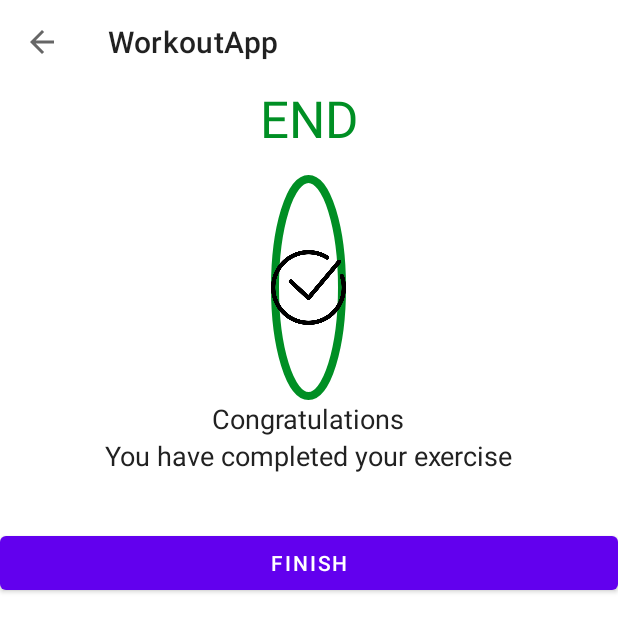
After one commit to BHARGAV-1221/workOutApp, an Android app: the FinishActivity screen opened directly, with no data from a screen before it, on a phone screen of 412 x 824 dp. The commit adds this screen. Shown: the top 632 px of the screen. Run offline under Robolectric (Android 15) with nearby library versions, the phone set to English and light mode, and no system bars.

Commit message:
Setting Finish Screen .
Setting Finish Screen .

```diff
--- a/app/src/main/AndroidManifest.xml
+++ b/app/src/main/AndroidManifest.xml
@@ -4,7 +4,7 @@
 
     <queries>
         <intent>
-            <action android:name="android.intent.action.TTS_SERVICE"/>
+            <action android:name="android.intent.action.TTS_SERVICE" />
         </intent>
     </queries>
 
@@ -18,6 +18,13 @@
         android:supportsRtl="true"
         android:theme="@style/Theme.WorkoutApp"
         tools:targetApi="31">
+        <activity
+            android:name=".FinishActivity"
+            android:exported="false">
+            <meta-data
+                android:name="android.app.lib_name"
+                android:value="" />
+        </activity>
         <activity
             android:name=".ExerciseActivity"
             android:exported="false">
--- a/app/src/main/java/app/bhargav/workoutapp/ExerciseActivity.kt
+++ b/app/src/main/java/app/bhargav/workoutapp/ExerciseActivity.kt
@@ -1,5 +1,6 @@
 package app.bhargav.workoutapp
 
+import android.content.Intent
 import androidx.appcompat.app.AppCompatActivity
 import android.os.Bundle
 import android.os.CountDownTimer
@@ -30,7 +31,9 @@ class ExerciseActivity : AppCompatActivity(), TextToSpeech.OnInitListener {
 
     private var exerciseAdapter : ExercisStatusAdapter ? = null
 
+   private var restTimmerDuration : Long = 10
 
+    private var exerciseTimmerDuration  : Long= 10
     override fun onCreate(savedInstanceState: Bundle?) {
         super.onCreate(savedInstanceState)
         binding= ActivityExerciseBinding.inflate(layoutInflater)
@@ -41,13 +44,14 @@ class ExerciseActivity : AppCompatActivity(), TextToSpeech.OnInitListener {
         if(supportActionBar!=null){
             supportActionBar?.setDisplayHomeAsUpEnabled(true)    // to set back option in navigation bar
         }
+        binding?.toolBarExcercise?.setNavigationOnClickListener {
+            onBackPressed()                                              // it will go back to the previous screen
+        }
 
 
         exerciseList = Constants.defaultExerciseModel()     // Creating exerciselist using Constant object
         tts = TextToSpeech(this, this)
-        binding?.toolBarExcercise?.setNavigationOnClickListener {
-            onBackPressed()                                              // it will go back to the previous screen
-        }
+
 
 //setRestProgressBar()
         setUpRestView()
@@ -109,7 +113,7 @@ class ExerciseActivity : AppCompatActivity(), TextToSpeech.OnInitListener {
     private fun setRestProgressBar(){
         binding?.progressbar?.progress= restProgress
 
-        restTimer = object :CountDownTimer(10000,1000){
+        restTimer = object :CountDownTimer(restTimmerDuration*1000,1000){
             override fun onTick(p0: Long) {
                 restProgress++   // for countdowninterval what needs to happen we need to implement that
             binding?.progressbar?.progress = 10 - restProgress
@@ -132,7 +136,7 @@ class ExerciseActivity : AppCompatActivity(), TextToSpeech.OnInitListener {
     private fun setExcerciseRestProgressBar(){
         binding?.progressbarExcercise?.progress= restProgressExcercise
 
-        restTimerExcercise = object :CountDownTimer(30000,1000){
+        restTimerExcercise = object :CountDownTimer(exerciseTimmerDuration*3000 ,1000){
 
             // for countdowninterval what needs to happen we need to implement in below method
             override fun onTick(p0: Long) {
@@ -143,23 +147,16 @@ class ExerciseActivity : AppCompatActivity(), TextToSpeech.OnInitListener {
             }
 
             override fun onFinish() {
-//                Toast.makeText(
-//                    this@ExerciseActivity,
-//                    "30 Secs Over, will go to rest View",
-//                    Toast.LENGTH_LONG
-//                ).show()
-                exerciseList!![currentExercisePostion].setIsSelected(false)       // setting is selected method to false since the current exercise is completed
-                exerciseList!![currentExercisePostion].setIsCompleted(true)          // Setting isCompeted methos to true since the current exercide is complted
-                exerciseAdapter?.notifyDataSetChanged()
+
                 if(currentExercisePostion< exerciseList?.size!! -1){
+                    exerciseList!![currentExercisePostion].setIsSelected(false)       // setting is selected method to false since the current exercise is completed
+                    exerciseList!![currentExercisePostion].setIsCompleted(true)          // Setting isCompeted methos to true since the current exercide is complted
+                    exerciseAdapter?.notifyDataSetChanged()
                     setUpRestView()                // valindating how many more exercises left based on that calling setRestView method if all over then showing toast
                 }else{
-                    Toast.makeText(
-                    this@ExerciseActivity,
-                    "Congrats your Exercise done",
-                    Toast.LENGTH_LONG
-                ).show()
-                    speakOut("Congrats your Done with your Exercise")
+                    finish()
+                    val intent = Intent(this@ExerciseActivity,FinishActivity::class.java)    // Setting finish screen intent
+                    startActivity(intent)
                 }
 
             }
--- /dev/null
+++ b/app/src/main/java/app/bhargav/workoutapp/FinishActivity.kt
@@ -0,0 +1,29 @@
+package app.bhargav.workoutapp
+
+import androidx.appcompat.app.AppCompatActivity
+import android.os.Bundle
+import app.bhargav.workoutapp.databinding.ActivityFinishBinding
+
+class FinishActivity : AppCompatActivity() {
+    private var binding : ActivityFinishBinding ? = null
+    override fun onCreate(savedInstanceState: Bundle?) {
+        super.onCreate(savedInstanceState)
+      binding = ActivityFinishBinding.inflate(layoutInflater)
+        setContentView(binding?.root)
+        setSupportActionBar(binding?.tvToolBar)   // To set the action bar in excercise activity
+
+        if(supportActionBar!=null){
+            supportActionBar?.setDisplayHomeAsUpEnabled(true)    // to set back option in navigation bar
+        }
+        binding?.tvToolBar?.setNavigationOnClickListener {
+            onBackPressed()                                              // it will go back to the previous screen
+        }
+
+
+        binding?.btnFinish?.setOnClickListener {
+            finish()
+        }
+
+
+    }
+}
--- /dev/null
+++ b/app/src/main/res/layout/activity_finish.xml
@@ -0,0 +1,66 @@
+<?xml version="1.0" encoding="utf-8"?>
+<LinearLayout xmlns:android="http://schemas.android.com/apk/res/android"
+    xmlns:app="http://schemas.android.com/apk/res-auto"
+    xmlns:tools="http://schemas.android.com/tools"
+    android:layout_width="match_parent"
+    android:layout_height="match_parent"
+    tools:context=".FinishActivity"
+    android:orientation="vertical">
+
+    <androidx.appcompat.widget.Toolbar
+        android:id="@+id/tvToolBar"
+        android:layout_width="match_parent"
+        android:layout_height="?android:attr/actionBarSize"
+
+        android:background="#FFFFFF" />
+
+    <TextView
+        android:id="@+id/tvEnd"
+        android:layout_width="wrap_content"
+        android:layout_height="wrap_content"
+        android:text="END"
+        android:textColor="@color/colorAcent"
+       android:layout_gravity="center_horizontal"
+        android:textSize="34dp" />
+
+    <LinearLayout
+        android:layout_width="wrap_content"
+        android:layout_height="150dp"
+        android:layout_marginTop="15dp"
+        android:background="@drawable/item_circular_color_accent_border"
+        android:layout_gravity="center_horizontal"
+        android:gravity="center"
+        android:orientation="vertical">
+
+        <ImageView
+            android:id="@+id/doneimg"
+            android:layout_width="50dp"
+            android:layout_height="50dp"
+            android:src="@drawable/done" />
+
+
+    </LinearLayout>
+
+    <TextView
+        android:layout_width="wrap_content"
+        android:layout_height="wrap_content"
+        android:text="Congratulations"
+android:textColor="#212121"
+        android:layout_gravity="center_horizontal"
+        android:textSize="18dp"/>
+    <TextView
+        android:layout_width="wrap_content"
+        android:layout_height="wrap_content"
+        android:text="You have completed your exercise"
+        android:layout_gravity="center_horizontal"
+        android:textColor="#212121"
+        android:textSize="18dp"/>
+<Button
+    android:layout_width="match_parent"
+    android:layout_height="wrap_content"
+    android:id="@+id/btnFinish"
+    android:layout_gravity="bottom"
+    android:layout_marginTop="35dp"
+    android:text="FINISH"
+android:textColor="#FFFFFF"/>
+</LinearLayout>
```
Also changed, not shown: app/src/main/res/drawable/done.png (added).
